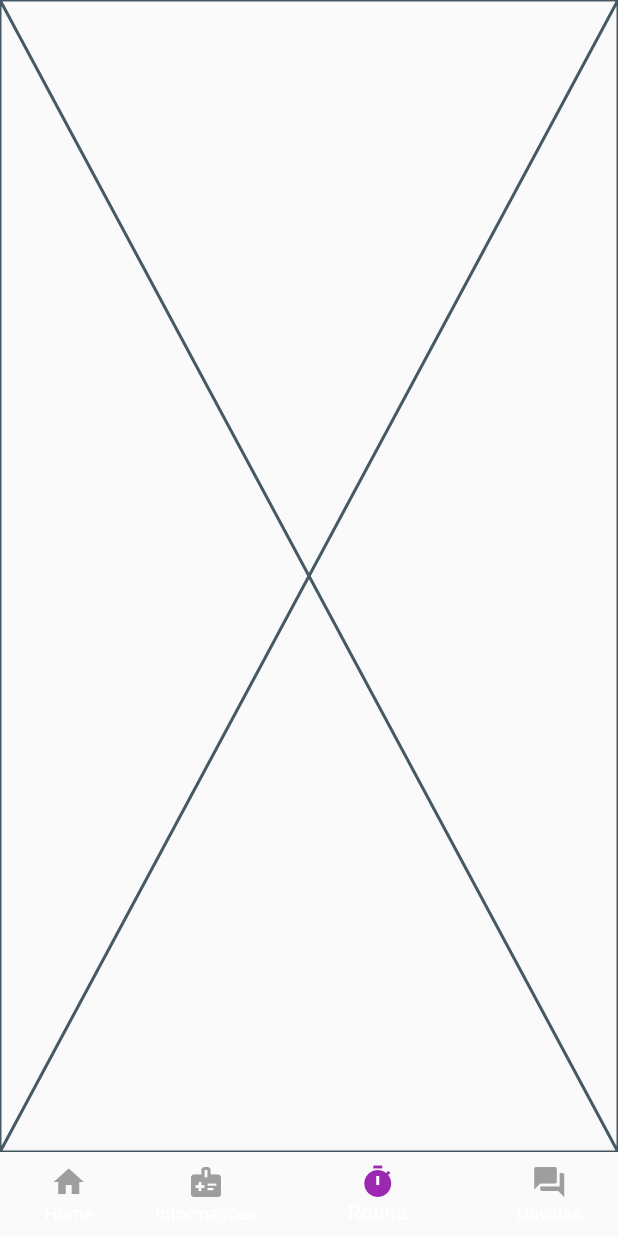
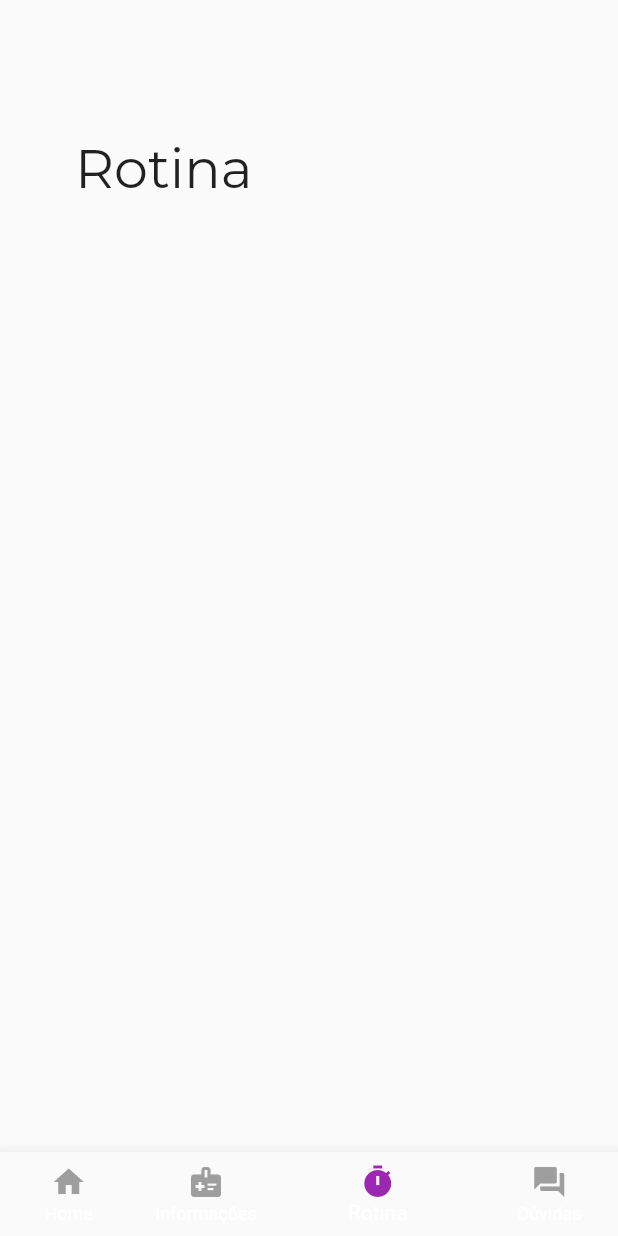
Before and after one commit to LizandraLuth/AppSono, a Flutter app: the screen it shows after launch, item 3 of the bottom bar chosen, on a phone screen of 412 x 824 dp. Run offline on Flutter 3.47's test engine with Material 2 defaults, Android fonts, the phone set to English and light mode, and no system bars.

Commit message:
Adiciona Appbar padrao e telas

```diff
--- /dev/null
+++ b/lib/config/utils/widget/app_bar_custom_widget.dart
@@ -0,0 +1,20 @@
+import 'package:flutter/material.dart';
+
+class AppBarCustom extends StatelessWidget {
+  const AppBarCustom({ required this.title, super.key});
+
+  final String title;
+
+  @override
+  Widget build(BuildContext context) {
+    return PreferredSize(
+        preferredSize: const Size(30, 250),
+        child: Padding(
+            padding: const EdgeInsets.only(top: 90, bottom: 30, left: 50),
+            child: Text(
+              title,
+              style: const TextStyle(fontFamily: 'Montserrat', fontSize: 36),
+            ))
+    );
+  }
+}
--- a/lib/features/rotina/ui/rotina_page.dart
+++ b/lib/features/rotina/ui/rotina_page.dart
@@ -1,14 +1,26 @@
 import 'package:flutter/material.dart';
+
+import '../../../config/utils/widget/app_bar_custom_widget.dart';
+
+
 class RotinaPage extends StatefulWidget {
   const RotinaPage({super.key});
 
   @override
-  State<RotinaPage> createState() => _RotinaPageState();
+  State<RotinaPage> createState() => _RotinaPage();
 }
 
-class _RotinaPageState extends State<RotinaPage> {
+class _RotinaPage extends State<RotinaPage> {
   @override
   Widget build(BuildContext context) {
-    return const Placeholder();
+    return Scaffold(
+      appBar: PreferredSize(
+        preferredSize: Size.fromHeight(250),
+        child: AppBarCustom(
+          title: 'Rotina',
+        ),
+      ),
+    );
+
   }
 }
```
Also changed, not shown: lib/features/dubts/ui/dubts_page.dart (+15 -3 lines), lib/features/home/ui/homes_page.dart (+7 -8 lines), lib/features/information/ui/information_page.dart (+13 -1 lines).
